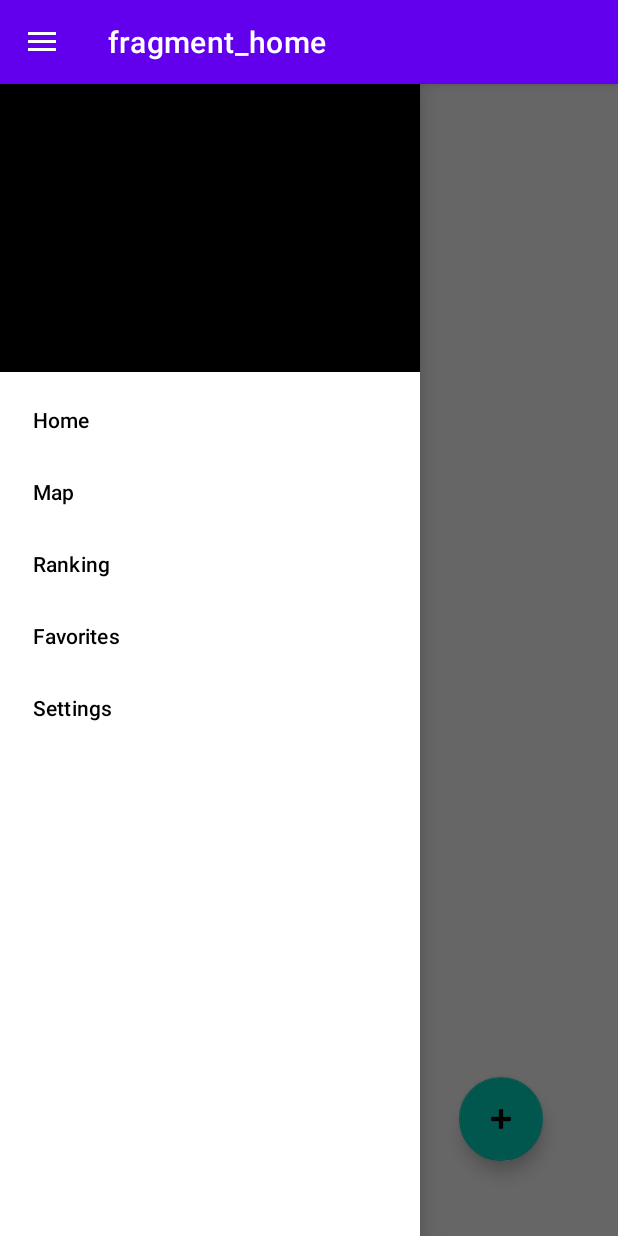
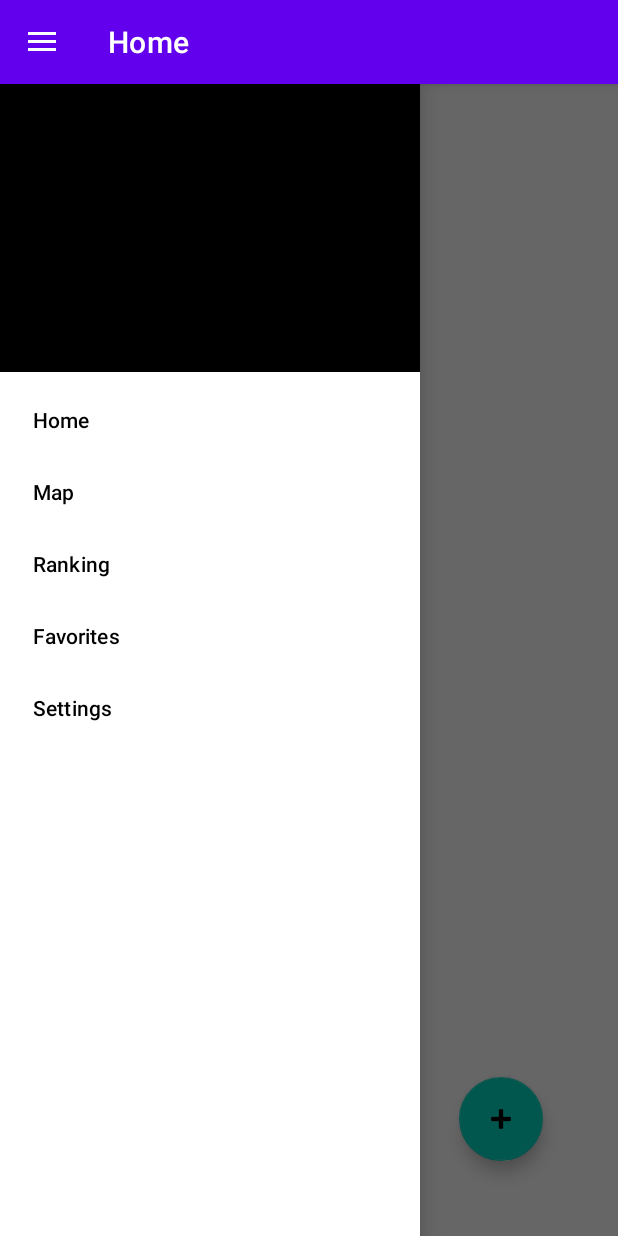
Before and after one commit to ttabasin/MeetRunning, an Android app: the MainActivity screen opened directly, with no data from a screen before it, with the side drawer open, on a phone screen of 412 x 824 dp. Run offline under Robolectric (Android 15) with nearby library versions, the phone set to English and light mode, and no system bars; our stand-ins replace data binding, navigation-ui; Roboto replaces fonts that are not available here.

Commit message:
Noms fragments

```diff
--- a/app/src/main/res/navigation/navigation.xml
+++ b/app/src/main/res/navigation/navigation.xml
@@ -28,18 +28,18 @@
     <fragment
         android:id="@+id/favorites"
         android:name="cat.copernic.meetrunning.FavoritesFragment"
-        android:label="fragment_favorites"
+        android:label="@string/favorites"
         tools:layout="@layout/fragment_favorites" />
     <fragment
         android:id="@+id/meetMap"
         android:name="cat.copernic.meetrunning.MeetMapFragment"
-        android:label="fragment_meet_map"
+        android:label="@string/map"
         tools:layout="@layout/fragment_meet_map" />
     <fragment
         android:id="@+id/home"
         android:name="cat.copernic.meetrunning.HomeFragment"
-        android:label="fragment_home"
-        tools:layout="@layout/fragment_home" >
+        android:label="@string/home"
+        tools:layout="@layout/fragment_home">
         <action
             android:id="@+id/action_home_to_addRoute"
             app:destination="@id/addRoute"
@@ -64,7 +64,7 @@
     <fragment
         android:id="@+id/ranking"
         android:name="cat.copernic.meetrunning.RankingFragment"
-        android:label="fragment_ranking"
+        android:label="@string/ranking"
         tools:layout="@layout/fragment_ranking" />
     <fragment
         android:id="@+id/route"
@@ -79,7 +79,7 @@
     <fragment
         android:id="@+id/settings"
         android:name="cat.copernic.meetrunning.SettingsFragment"
-        android:label="fragment_settings"
+        android:label="@string/settings"
         tools:layout="@layout/fragment_settings" />
     <fragment
         android:id="@+id/stats"
```
